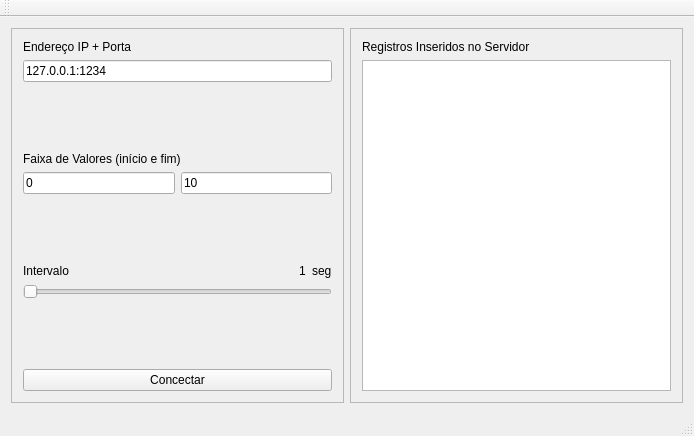
This is QTDataProducer/mainwindow.ui in DenisMedeiros/DCA0201QTProject as Qt 5 draws it before an edit. The edited form follows.
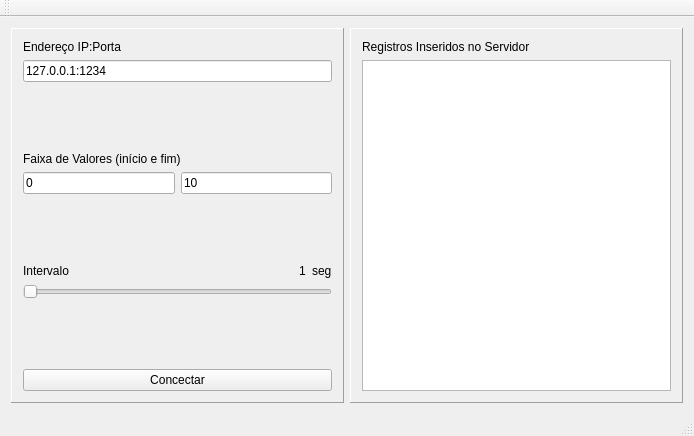
This is the edited form.

Diff of the .ui file:
```diff
--- a/QTDataProducer/mainwindow.ui
+++ b/QTDataProducer/mainwindow.ui
@@ -14,11 +14,13 @@
    <string>QTDataProducer</string>
   </property>
   <widget class="QWidget" name="centralWidget">
-   <layout class="QHBoxLayout" name="horizontalLayout_3">
+   <layout class="QHBoxLayout" name="horizontalLayout_4">
+    <item>
+     <layout class="QHBoxLayout" name="horizontalLayout_3" stretch="50,50">
     <item>
      <widget class="QFrame" name="frame">
       <property name="frameShape">
-       <enum>QFrame::StyledPanel</enum>
+         <enum>QFrame::Panel</enum>
       </property>
       <property name="frameShadow">
        <enum>QFrame::Raised</enum>
@@ -29,7 +31,7 @@
          <item>
           <widget class="QLabel" name="label">
            <property name="text">
-            <string>Endereço IP + Porta</string>
+              <string>Endereço IP:Porta</string>
            </property>
           </widget>
          </item>
@@ -171,7 +173,7 @@
     <item>
      <widget class="QFrame" name="frame_2">
       <property name="frameShape">
-       <enum>QFrame::StyledPanel</enum>
+         <enum>QFrame::Panel</enum>
       </property>
       <property name="frameShadow">
        <enum>QFrame::Raised</enum>
@@ -194,6 +196,8 @@
       </layout>
       <zorder></zorder>
      </widget>
+      </item>
+     </layout>
     </item>
    </layout>
   </widget>
```
Lines whose indentation alone changed are shown as unchanged.
